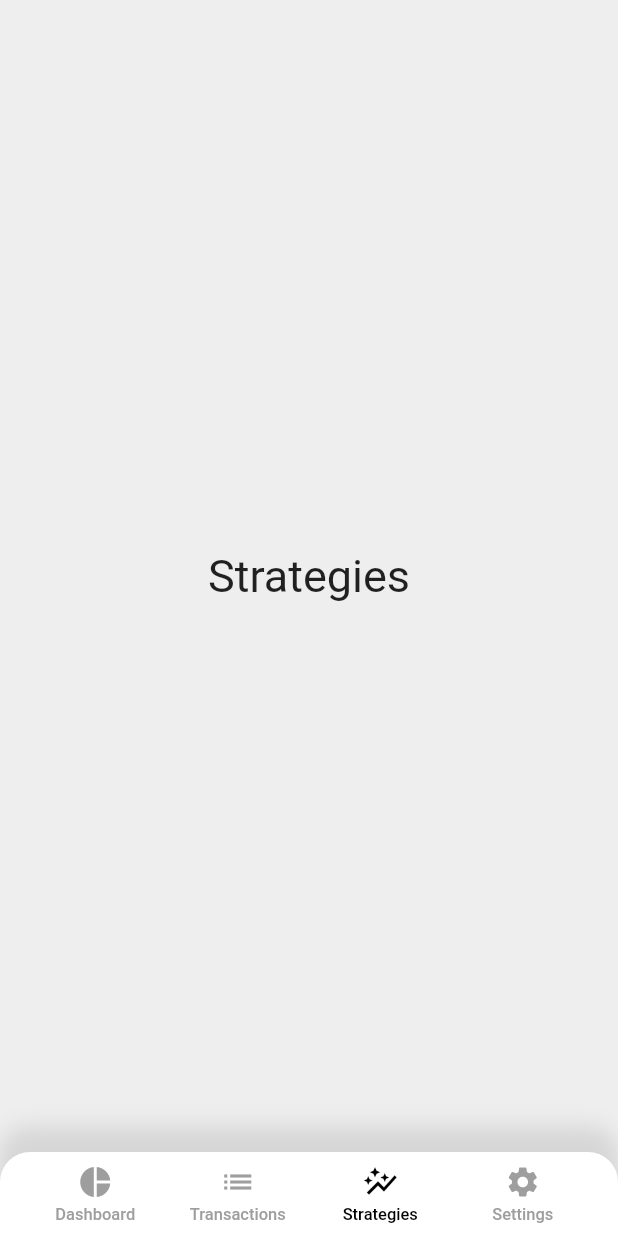
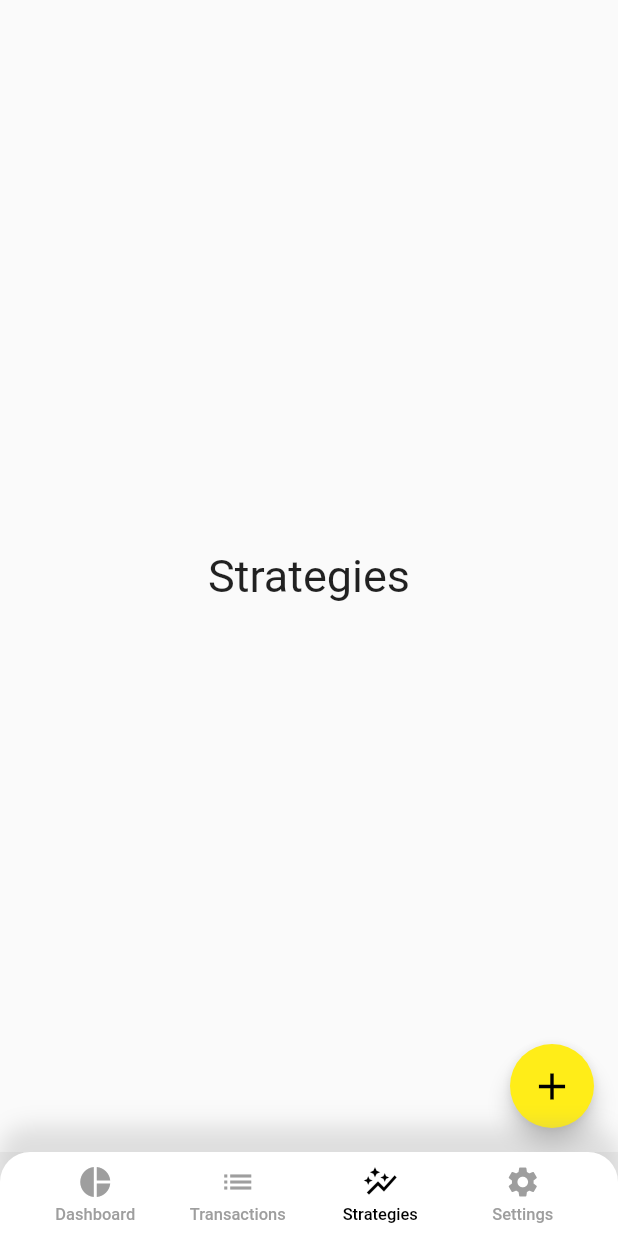
Before and after one commit to anton3nko/trading_diary, a Flutter app: the screen it shows after launch, item 3 of the bottom bar chosen, on a phone screen of 412 x 824 dp. Run offline on Flutter 3.47's test engine with Material 2 defaults, Android fonts, the phone set to English and light mode, and no system bars; our stand-ins replace bloc, fl_chart, flutter_bloc.

Commit message:
implemented ui for adding strategies

```diff
--- a/lib/domain/model/strategy.dart
+++ b/lib/domain/model/strategy.dart
@@ -10,4 +10,9 @@ class Strategy {
   List<Transaction> transactions = [];
 
   Strategy({required this.title, required this.strategyColor});
+
+  @override
+  String toString() {
+    return 'Strategy "$title" with $strategyColor';
+  }
 }
--- a/lib/features/home_screen.dart
+++ b/lib/features/home_screen.dart
@@ -2,7 +2,7 @@ import 'package:flutter/material.dart';
 import 'package:flutter_bloc/flutter_bloc.dart';
 import 'package:trading_diary/features/dashboard/dashboard_page.dart';
 import 'package:trading_diary/features/settings_page.dart';
-import 'package:trading_diary/features/strategies/strategies_list/strategies_list.dart';
+import 'package:trading_diary/features/strategies/strategies_page/strategies_page.dart';
 import 'package:trading_diary/features/transactions_page.dart';
 import 'package:trading_diary/features/widgets/app_nav_bar/app_nav_bar.dart';
 import 'package:trading_diary/features/widgets/app_nav_bar/nav_bar_cubit.dart';
--- a/lib/features/strategies/strategies_list/strategies_list.dart
+++ /dev/null
@@ -1,17 +0,0 @@
-import 'package:flutter/material.dart';
-
-class StrategiesPage extends StatelessWidget {
-  const StrategiesPage({super.key});
-
-  @override
-  Widget build(BuildContext context) {
-    return const Center(
-      child: Text(
-        'Strategies',
-        style: TextStyle(
-          fontSize: 30,
-        ),
-      ),
-    );
-  }
-}
--- /dev/null
+++ b/lib/features/strategies/strategies_page/strategies_page.dart
@@ -0,0 +1,34 @@
+import 'package:flutter/material.dart';
+import 'package:trading_diary/features/strategies/strategy_add_page.dart';
+import 'package:trading_diary/styles.dart';
+
+class StrategiesPage extends StatelessWidget {
+  const StrategiesPage({super.key});
+
+  static const String id = 'strategies_page';
+
+  @override
+  Widget build(BuildContext context) {
+    return SafeArea(
+      child: Scaffold(
+        floatingActionButton: FloatingActionButton(
+          backgroundColor: kYellowColor,
+          child: const Icon(
+            Icons.add,
+            size: 30,
+            color: kBlackColor,
+          ),
+          onPressed: () {
+            Navigator.pushNamed(context, StrategyAddPage.id);
+          },
+        ),
+        body: const Center(
+          child: Text(
+            'Strategies',
+            style: TextStyle(fontSize: 30),
+          ),
+        ),
+      ),
+    );
+  }
+}
--- a/lib/internal/application.dart
+++ b/lib/internal/application.dart
@@ -7,6 +7,7 @@ import 'package:trading_diary/features/home_screen.dart';
 import 'package:trading_diary/features/widgets/app_nav_bar/nav_bar_cubit.dart';
 import 'package:provider/provider.dart';
 import 'package:trading_diary/theme_provider.dart';
+import 'package:trading_diary/features/strategies/strategy_add_page.dart';
 
 class Application extends StatelessWidget {
   const Application({super.key});
@@ -32,6 +33,7 @@ class Application extends StatelessWidget {
                   create: (context) => NavBarCubit(),
                   child: const HomeScreen(),
                 ),
+            StrategyAddPage.id: (context) => const StrategyAddPage(),
           },
         );
       },
--- a/pubspec.yaml
+++ b/pubspec.yaml
@@ -17,6 +17,8 @@ dependencies:
   fl_chart: ^0.64.0
   intl: ^0.18.1
   provider: ^6.1.0
+  sqflite: ^2.3.0
+  path_provider: ^2.1.1
 
 dev_dependencies:
   flutter_test:
```
Also changed, not shown: lib/features/strategies/strategy_add_page.dart (added, +60 -0 lines), pubspec.lock, 1 other file.
